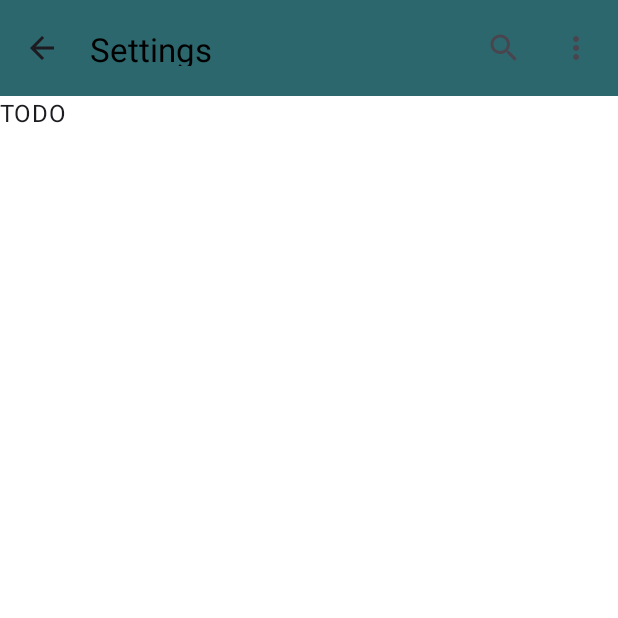
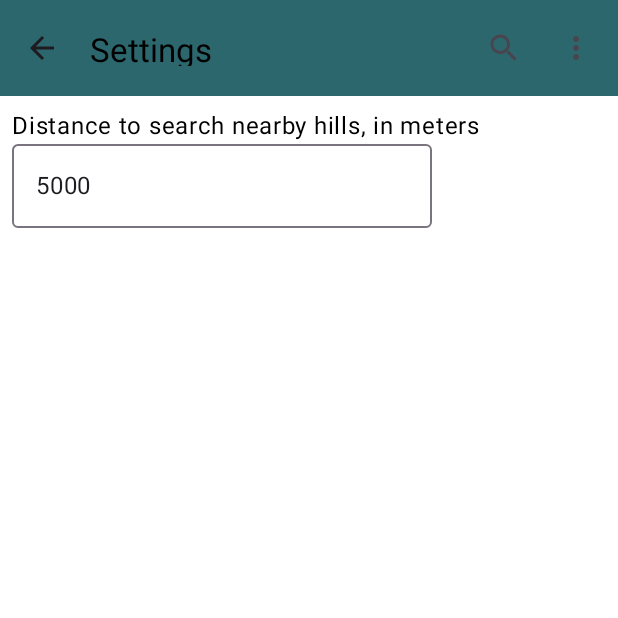
Before and after one commit to ajefferiss/waundle, an Android app built with Jetpack Compose: the SettingsView screen opened through its navigation route, on a phone screen of 412 x 824 dp, the top half of it. Run offline under Robolectric (Android 15) with nearby library versions, the phone set to English and light mode, and no system bars; our stand-ins replace Room's generated code.

Commit message:
Nearby hills setting

```diff
--- a/app/src/main/java/net/ddns/ajefferiss/waundle/util/PreferencesHelper.kt
+++ b/app/src/main/java/net/ddns/ajefferiss/waundle/util/PreferencesHelper.kt
@@ -19,8 +19,9 @@ val GOOGLE_MAP_TYPES_MAP = mapOf(
 )
 
 object PreferencesHelper {
-    val WAUNDLE_PREFS = "WaundlePrefs"
-    val MAP_TYPE = "MapType"
+    private const val WAUNDLE_PREFS = "WaundlePrefs"
+    private const val MAP_TYPE = "MapType"
+    private const val NEARBY_HILL_DISTANCE = "NearbyDistance"
 
     fun sharedPreferences(context: Context): SharedPreferences = context.getSharedPreferences(
         WAUNDLE_PREFS, Context.MODE_PRIVATE
@@ -39,4 +40,14 @@ object PreferencesHelper {
                 it.putString(MAP_TYPE, value)
             }
         }
+
+    var SharedPreferences.nearbyDistance
+        get() = getInt(NEARBY_HILL_DISTANCE, 5000)
+        set(value) {
+            edit {
+                it.putInt(
+                    NEARBY_HILL_DISTANCE, value
+                )
+            }
+        }
 }
--- a/app/src/main/java/net/ddns/ajefferiss/waundle/view/SettingsView.kt
+++ b/app/src/main/java/net/ddns/ajefferiss/waundle/view/SettingsView.kt
@@ -1,26 +1,54 @@
 package net.ddns.ajefferiss.waundle.view
 
 import androidx.compose.foundation.layout.Column
+import androidx.compose.foundation.layout.fillMaxSize
 import androidx.compose.foundation.layout.padding
+import androidx.compose.foundation.text.KeyboardOptions
 import androidx.compose.material3.DrawerState
-import androidx.compose.material3.Text
+import androidx.compose.material3.OutlinedTextField
 import androidx.compose.runtime.Composable
+import androidx.compose.runtime.getValue
+import androidx.compose.runtime.mutableIntStateOf
+import androidx.compose.runtime.remember
+import androidx.compose.runtime.setValue
 import androidx.compose.ui.Modifier
+import androidx.compose.ui.platform.LocalContext
 import androidx.compose.ui.res.stringResource
+import androidx.compose.ui.text.input.KeyboardType
+import androidx.compose.ui.unit.dp
 import androidx.navigation.NavController
 import net.ddns.ajefferiss.waundle.R
+import net.ddns.ajefferiss.waundle.util.PreferencesHelper.nearbyDistance
+import net.ddns.ajefferiss.waundle.util.PreferencesHelper.sharedPreferences
 
 @Composable
 fun SettingsView(navController: NavController, drawerState: DrawerState) {
+    val prefs = sharedPreferences(LocalContext.current)
+    var nearbyDistance by remember { mutableIntStateOf(prefs.nearbyDistance) }
+
     WaundleScaffold(
         navController = navController,
         drawerState = drawerState,
         title = stringResource(id = R.string.settings)
     ) {
         Column(
-            modifier = Modifier.padding(it)
+            modifier = Modifier
+                .fillMaxSize()
+                .padding(it)
         ) {
-            Text("TODO")
+            Column(modifier = Modifier.padding(8.dp)) {
+                WaundleTextField(text = stringResource(id = R.string.nearby_hill_setting))
+                OutlinedTextField(
+                    value = nearbyDistance.toString(),
+                    onValueChange = { nb ->
+                        if (nb.isNotEmpty() && nb.matches(Regex("^\\d+\$"))) {
+                            prefs.nearbyDistance = nb.toInt()
+                            nearbyDistance = nb.toInt()
+                        }
+                    },
+                    keyboardOptions = KeyboardOptions(keyboardType = KeyboardType.Number)
+                )
+            }
         }
     }
 }
--- a/app/src/main/res/values/strings.xml
+++ b/app/src/main/res/values/strings.xml
@@ -30,4 +30,6 @@
     <string name="email">Email</string>
     <string name="map_fab_description">Map Settings</string>
     <string name="select_map_type">Map type:</string>
+    <string name="home">Home</string>
+    <string name="nearby_hill_setting">Distance to search nearby hills, in meters</string>
 </resources>
```
